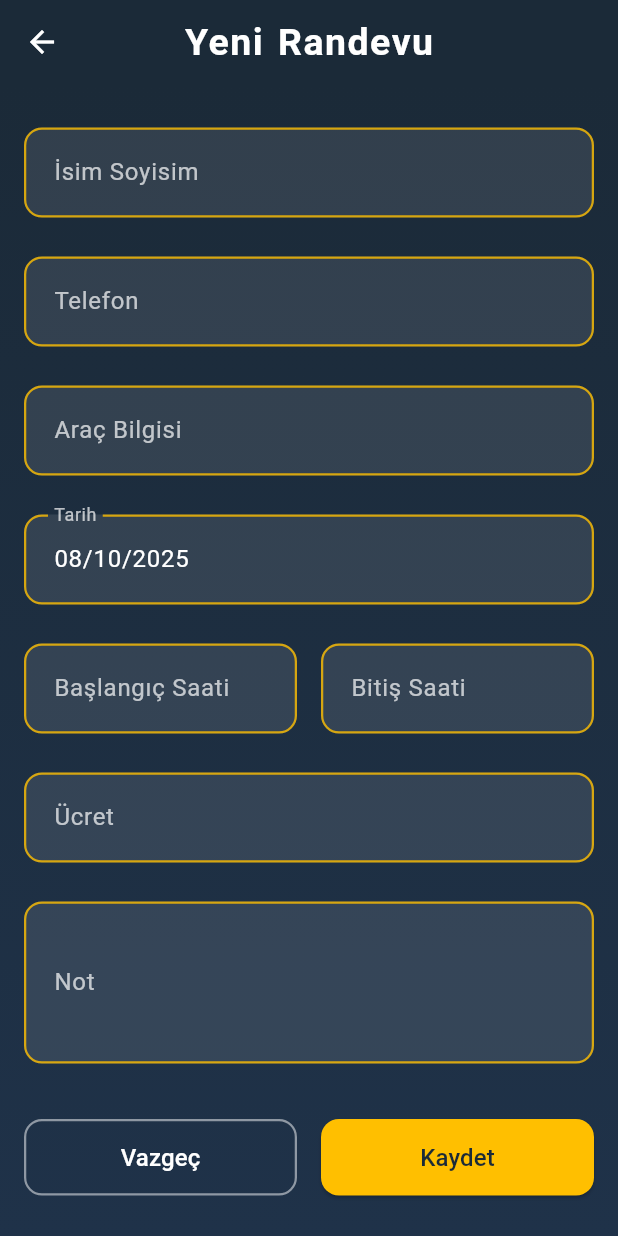
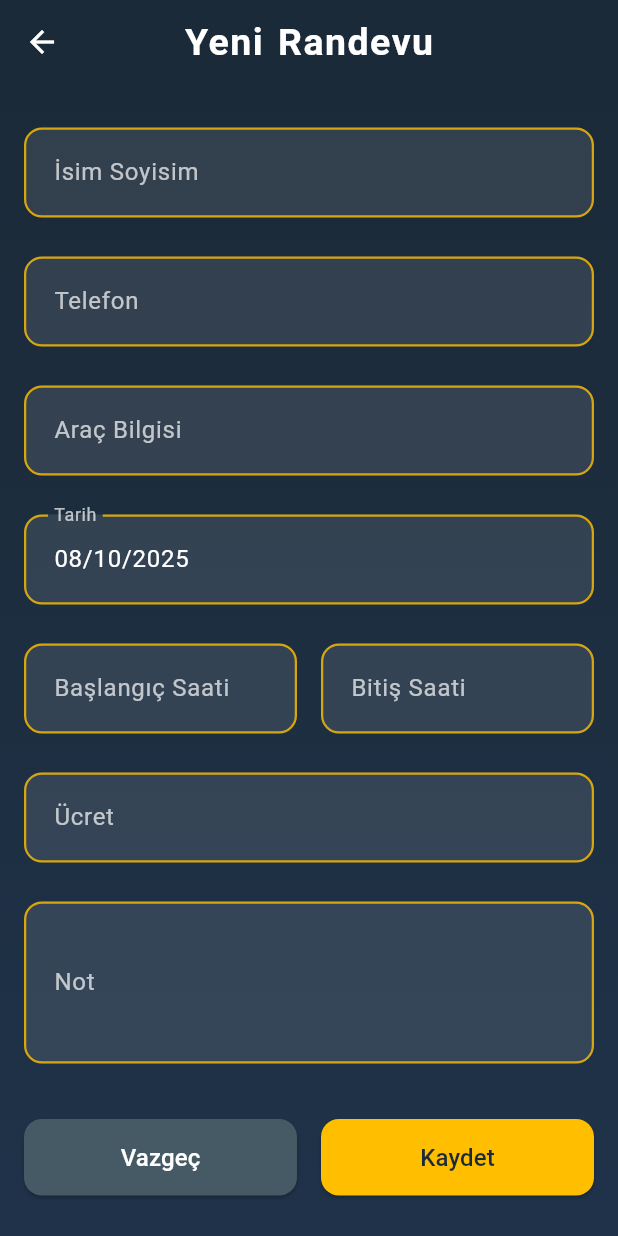
Before and after one commit to uluckabd/car_wash, a Flutter app: the AddAppointmentScreen screen opened directly, on a phone screen of 412 x 824 dp. Run offline on Flutter 3.47's test engine with Material 3 defaults, Android fonts, the phone set to English and light mode, and no system bars; our stand-ins replace google_fonts, mask_text_input_formatter, sqflite, syncfusion_flutter_charts; accounts and stored records are empty.

Commit message:
renk geçişi ile ilgili düzenleme yapıldı

```diff
--- a/lib/AddAppointmentpage.dart
+++ b/lib/AddAppointmentpage.dart
@@ -485,26 +485,19 @@ class _AddAppointmentScreenState extends State<AddAppointmentScreen> {
                     child: ElevatedButton(
                       onPressed: () => Navigator.pop(context),
                       style: ElevatedButton.styleFrom(
-                        // *** ARKA PLAN ŞEFFAF YAPILIYOR (Vazgeç için uygun) ***
-                        backgroundColor: Colors.transparent,
-                        // Ön plan rengi beyaz kalıyor
-                        foregroundColor: Colors.white,
-                        elevation: 0, // Yüksekliği sıfırlıyoruz
+                        // Vazgeç butonu rengini temaya uyumlu yaptık
+                        backgroundColor: Colors.blueGrey.shade700,
                         padding: const EdgeInsets.symmetric(
                           horizontal: 30,
                           vertical: 14,
                         ),
                         shape: RoundedRectangleBorder(
                           borderRadius: BorderRadius.circular(12),
-                          // **HAFİF BEYAZ BİR ÇERÇEVE EKLENİYOR**
-                          side: const BorderSide(
-                            color: Color.fromRGBO(255, 255, 255, 0.5),
-                            width: 1.5,
-                          ),
                         ),
                       ),
                       child: const Text(
                         'Vazgeç',
+                        // darkBlue'ya tezat renk
                         style: TextStyle(color: Colors.white, fontSize: 16),
                       ),
                     ),
```
